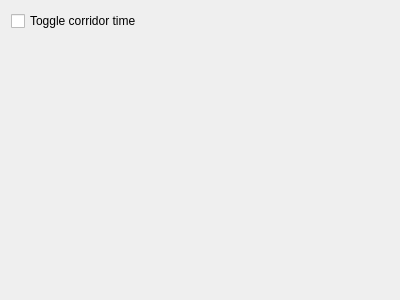
This is src/uisettingspage.ui in Quick-Event/startertool as Qt 5 draws it before an edit. The edited form follows.
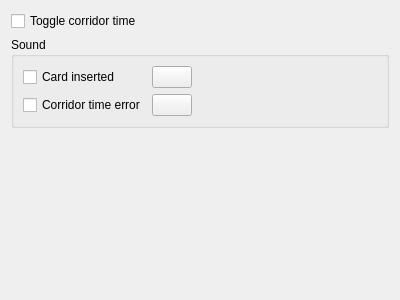
This is the edited form. Icons and pictures are not drawn.

Commit message: Play sounds

```diff
--- a/src/uisettingspage.ui
+++ b/src/uisettingspage.ui
@@ -21,6 +21,58 @@
      </property>
     </widget>
    </item>
+   <item>
+    <widget class="QGroupBox" name="groupBox">
+     <property name="title">
+      <string>Sound</string>
+     </property>
+     <layout class="QGridLayout" name="gridLayout">
+      <item row="0" column="0">
+       <widget class="QCheckBox" name="chkSoundCardInserted">
+        <property name="text">
+         <string>Card inserted</string>
+        </property>
+       </widget>
+      </item>
+      <item row="0" column="1">
+       <widget class="QPushButton" name="btPlayCardInserted">
+        <property name="icon">
+         <iconset resource="../startertool.qrc">
+          <normaloff>:/images/play.svg</normaloff>:/images/play.svg</iconset>
+        </property>
+       </widget>
+      </item>
+      <item row="1" column="0">
+       <widget class="QCheckBox" name="chkSoundCorridorTimeError">
+        <property name="text">
+         <string>Corridor time error</string>
+        </property>
+       </widget>
+      </item>
+      <item row="0" column="2">
+       <spacer name="horizontalSpacer">
+        <property name="orientation">
+         <enum>Qt::Horizontal</enum>
+        </property>
+        <property name="sizeHint" stdset="0">
+         <size>
+          <width>40</width>
+          <height>20</height>
+         </size>
+        </property>
+       </spacer>
+      </item>
+      <item row="1" column="1">
+       <widget class="QPushButton" name="btPlayCorridorTimeError">
+        <property name="icon">
+         <iconset resource="../startertool.qrc">
+          <normaloff>:/images/play.svg</normaloff>:/images/play.svg</iconset>
+        </property>
+       </widget>
+      </item>
+     </layout>
+    </widget>
+   </item>
    <item>
     <spacer name="verticalSpacer">
      <property name="orientation">
```
Left out of the diff: 4 changed lines with no effect on the pictures. The commit also changes 12 other files.
